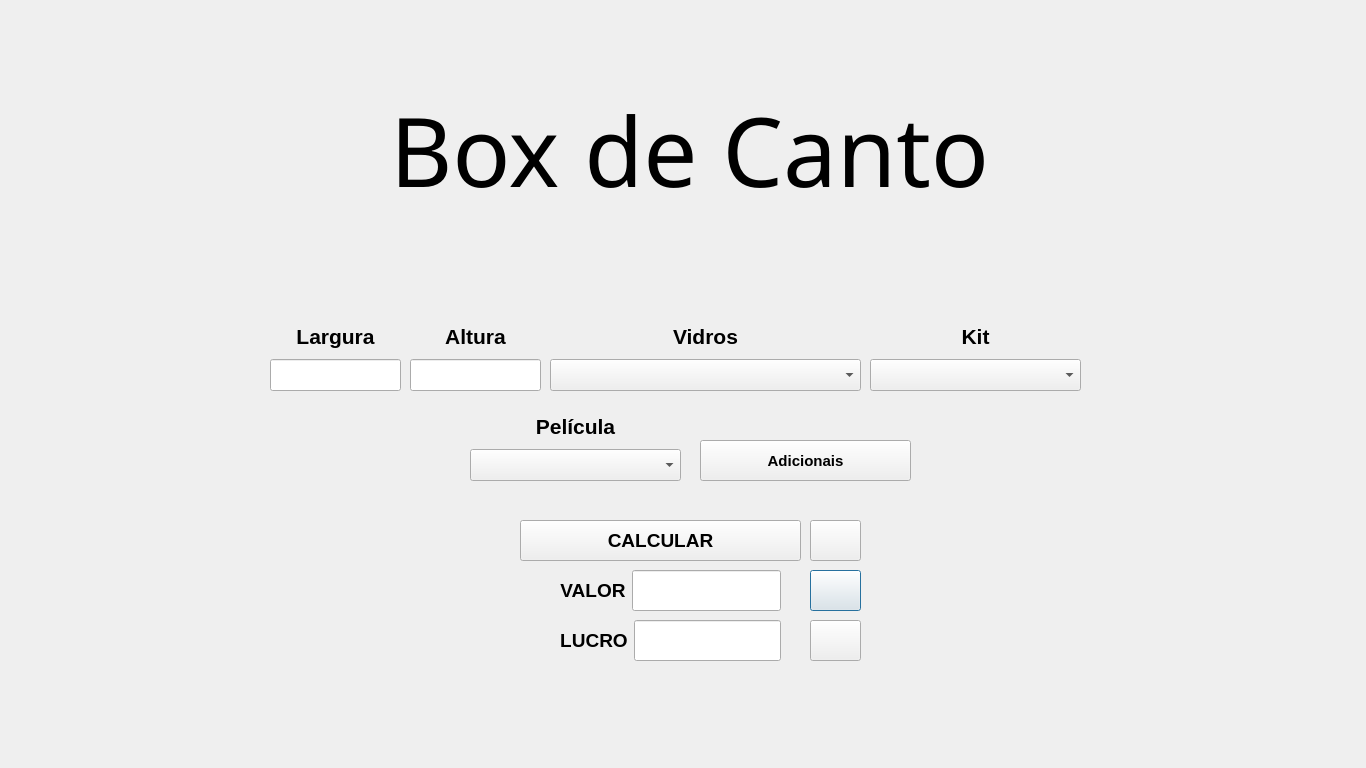
Qt form ArtvidrosV3/boxcanto.ui (PedrOliveiraM/Artvidros-2023) before a commit.
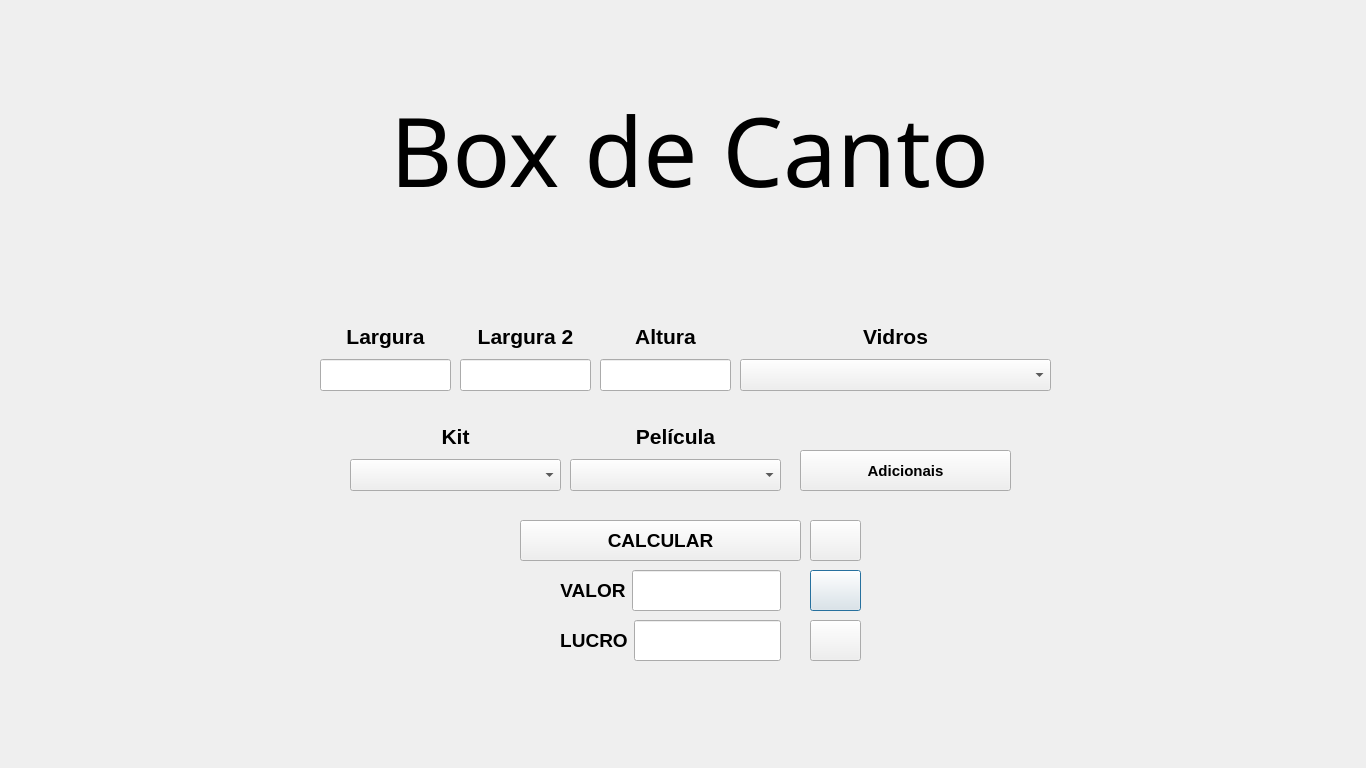
The same form after that commit. Icons and pictures are not drawn.

The edit to the form file:
```diff
--- a/ArtvidrosV3/boxcanto.ui
+++ b/ArtvidrosV3/boxcanto.ui
@@ -16,7 +16,7 @@
   <widget class="QWidget" name="layoutWidget_5">
    <property name="geometry">
     <rect>
-     <x>270</x>
+     <x>320</x>
      <y>320</y>
      <width>131</width>
      <height>71</height>
@@ -57,8 +57,8 @@
   <widget class="QWidget" name="layoutWidget_9">
    <property name="geometry">
     <rect>
-     <x>470</x>
-     <y>410</y>
+     <x>570</x>
+     <y>420</y>
      <width>211</width>
      <height>71</height>
     </rect>
@@ -97,8 +97,8 @@
   <widget class="QWidget" name="layoutWidget_7">
    <property name="geometry">
     <rect>
-     <x>870</x>
-     <y>320</y>
+     <x>350</x>
+     <y>420</y>
      <width>211</width>
      <height>71</height>
     </rect>
@@ -160,8 +160,8 @@
   <widget class="QPushButton" name="pushButtonRefatorando">
    <property name="geometry">
     <rect>
-     <x>700</x>
-     <y>440</y>
+     <x>800</x>
+     <y>450</y>
      <width>211</width>
      <height>41</height>
     </rect>
@@ -315,7 +315,7 @@
   <widget class="QWidget" name="layoutWidget_8">
    <property name="geometry">
     <rect>
-     <x>410</x>
+     <x>600</x>
      <y>320</y>
      <width>131</width>
      <height>71</height>
@@ -398,7 +398,7 @@
   <widget class="QWidget" name="layoutWidget_2">
    <property name="geometry">
     <rect>
-     <x>550</x>
+     <x>740</x>
      <y>320</y>
      <width>311</width>
      <height>71</height>
@@ -441,6 +441,47 @@
     </item>
    </layout>
   </widget>
+  <widget class="QWidget" name="layoutWidget_10">
+   <property name="geometry">
+    <rect>
+     <x>460</x>
+     <y>320</y>
+     <width>131</width>
+     <height>71</height>
+    </rect>
+   </property>
+   <layout class="QVBoxLayout" name="verticalLayout_4">
+    <item>
+     <widget class="QLabel" name="labelLargura_2">
+      <property name="font">
+       <font>
+        <pointsize>14</pointsize>
+        <bold>true</bold>
+       </font>
+      </property>
+      <property name="text">
+       <string>&lt;html&gt;&lt;head/&gt;&lt;body&gt;&lt;p align=&quot;center&quot;&gt;&lt;span style=&quot; font-size:16pt;&quot;&gt;Largura 2&lt;/span&gt;&lt;/p&gt;&lt;/body&gt;&lt;/html&gt;</string>
+      </property>
+     </widget>
+    </item>
+    <item>
+     <widget class="QLineEdit" name="lineEditLargura_2">
+      <property name="sizePolicy">
+       <sizepolicy hsizetype="Expanding" vsizetype="Preferred">
+        <horstretch>0</horstretch>
+        <verstretch>0</verstretch>
+       </sizepolicy>
+      </property>
+      <property name="font">
+       <font>
+        <pointsize>11</pointsize>
+        <bold>true</bold>
+       </font>
+      </property>
+     </widget>
+    </item>
+   </layout>
+  </widget>
  </widget>
  <tabstops>
   <tabstop>lineEditLargura</tabstop>
```
